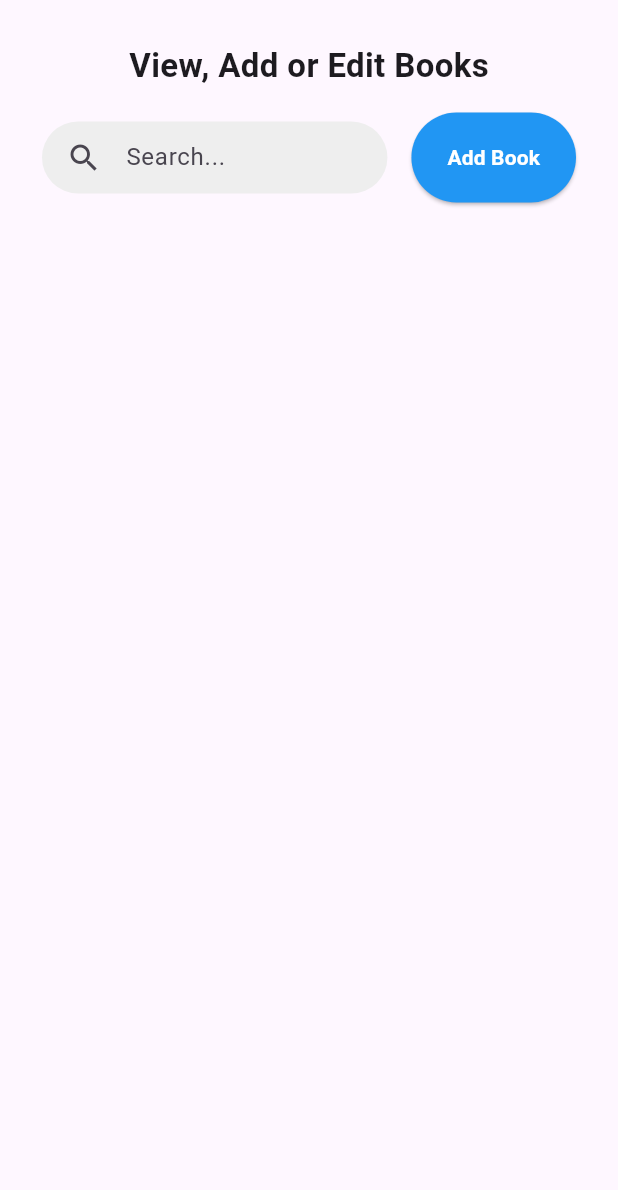
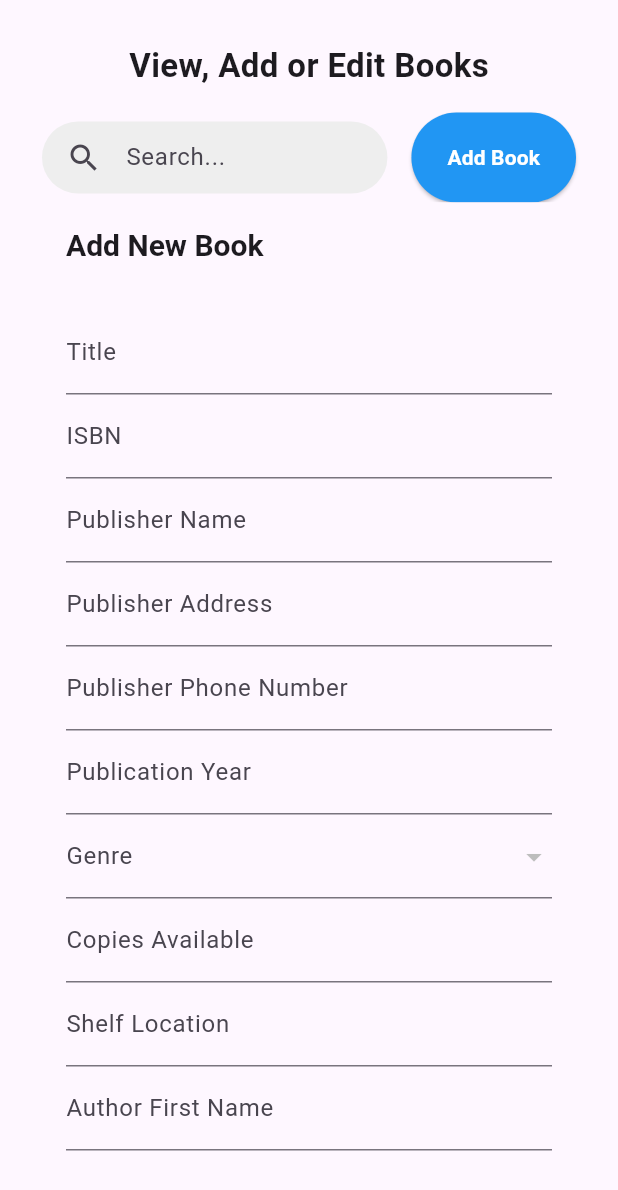
Before and after one commit to devKanyanta/library_frontend, a Flutter app: the Books widget shown alone on an empty page, opened directly, on a phone screen of 412 x 824 dp. Shown: the top 1190 px of the screen. Run offline on Flutter 3.47's test engine with Material 3 defaults, Android fonts, the phone set to English and light mode, and no system bars; our stand-ins replace go_router, responsive_builder, shared_preferences; accounts and stored records are empty; network calls fail.

Commit message:
Added functionality to add book to databse

```diff
--- /dev/null
+++ b/lib/models/author_model.dart
@@ -0,0 +1,33 @@
+class Author {
+  final String firstName;
+  final String lastName;
+  final String nationality;
+  final String dob;
+
+  Author({
+    required this.firstName,
+    required this.lastName,
+    required this.nationality,
+    required this.dob,
+  });
+
+  // Factory method to create an instance from JSON
+  factory Author.fromJson(Map<String, dynamic> json) {
+    return Author(
+      firstName: json['first_name'],
+      lastName: json['last_name'],
+      nationality: json['nationality'],
+      dob: json['dob'],
+    );
+  }
+
+  // Convert Author instance to JSON
+  Map<String, dynamic> toJson() {
+    return {
+      'first_name': firstName,
+      'last_name': lastName,
+      'nationality': nationality,
+      'dob': dob,
+    };
+  }
+}
--- /dev/null
+++ b/lib/models/book_model.dart
@@ -0,0 +1,53 @@
+import 'package:library_web/models/publisher_model.dart';
+
+import 'author_model.dart';
+
+class Book {
+  final String title;
+  final String isbn;
+  final Publisher publisher;
+  final int publicationYear;
+  final String genreId;
+  final int copiesAvailable;
+  final String shelfLocation;
+  final List<Author> authors;
+
+  Book({
+    required this.title,
+    required this.isbn,
+    required this.publisher,
+    required this.publicationYear,
+    required this.genreId,
+    required this.copiesAvailable,
+    required this.shelfLocation,
+    required this.authors,
+  });
+
+  // Factory method to create an instance from JSON
+  factory Book.fromJson(Map<String, dynamic> json) {
+    return Book(
+      title: json['title'],
+      isbn: json['isbn'],
+      publisher: Publisher.fromJson(json['publisher']),
+      publicationYear: json['publication_year'],
+      genreId: json['genre_id'],
+      copiesAvailable: json['copies_available'],
+      shelfLocation: json['shelf_location'],
+      authors: List<Author>.from(json['authors'].map((author) => Author.fromJson(author))),
+    );
+  }
+
+  // Convert Book instance to JSON
+  Map<String, dynamic> toJson() {
+    return {
+      'title': title,
+      'isbn': isbn,
+      'publisher': publisher.toJson(),
+      'publication_year': publicationYear,
+      'genre_id': genreId,
+      'copies_available': copiesAvailable,
+      'shelf_location': shelfLocation,
+      'authors': authors.map((author) => author.toJson()).toList(),
+    };
+  }
+}
--- /dev/null
+++ b/lib/models/genre_model.dart
@@ -0,0 +1,13 @@
+class Genre {
+  final int id;
+  final String name;
+
+  Genre({required this.id, required this.name});
+
+  factory Genre.fromJson(Map<String, dynamic> json) {
+    return Genre(
+      id: json['id'],
+      name: json['genre'],
+    );
+  }
+}
--- /dev/null
+++ b/lib/models/publisher_model.dart
@@ -0,0 +1,29 @@
+class Publisher {
+  final String name;
+  final String address;
+  final String phoneNumber;
+
+  Publisher({
+    required this.name,
+    required this.address,
+    required this.phoneNumber,
+  });
+
+  // Factory method to create an instance from JSON
+  factory Publisher.fromJson(Map<String, dynamic> json) {
+    return Publisher(
+      name: json['name'],
+      address: json['address'],
+      phoneNumber: json['phone_number'],
+    );
+  }
+
+  // Convert Publisher instance to JSON
+  Map<String, dynamic> toJson() {
+    return {
+      'name': name,
+      'address': address,
+      'phone_number': phoneNumber,
+    };
+  }
+}
--- /dev/null
+++ b/lib/services/book_services.dart
@@ -0,0 +1,49 @@
+import 'package:http/http.dart' as http;
+import 'dart:convert';
+
+import 'package:library_web/models/book_model.dart';
+
+class BookServices{
+  static const String baseUrl = 'http://localhost:3000'; // Replace with your actual backend URL
+
+  Future<String> addBook(Book book) async {
+    final url = Uri.parse('$baseUrl/book/new');
+
+    try {
+      // Convert the Book object to JSON string using jsonEncode
+      final response = await http.post(
+        url,
+        headers: {
+          'Content-Type': 'application/json',
+          'Accept': 'application/json',
+        },
+        body: jsonEncode(book.toJson()), // Convert the book to a JSON string
+      );
+
+      // Check for a 201 Created status code
+      if (response.statusCode == 201) {
+        // Decode the response body
+        final jsonResponse = jsonDecode(response.body);
+        return jsonResponse['message'] ?? 'Book added successfully';
+      } else {
+        // Handle specific error codes or return a generic error message
+        switch (response.statusCode) {
+          case 401:
+            throw 'Unauthorized: Invalid credentials';
+          case 404:
+            throw 'Not found: Endpoint does not exist';
+          case 409:
+            throw 'Conflict: Book already exists';
+          case 400:
+            throw 'Bad Request: Invalid data';
+          default:
+            throw 'Failed with status code: ${response.statusCode}';
+        }
+      }
+    } catch (error) {
+      return Future.error('Error: failed to upload the book. $error');
+    }
+  }
+
+
+}
--- /dev/null
+++ b/lib/widgets/add_book.dart
@@ -0,0 +1,334 @@
+import 'dart:convert';
+
+import 'package:flutter/material.dart';
+import 'package:http/http.dart' as http;
+import 'package:library_web/services/book_services.dart';
+import '../models/book_model.dart';
+import '../models/genre_model.dart';
+
+class AddBook extends StatefulWidget {
+  @override
+  _AddBook createState() => _AddBook();
+}
+
+class _AddBook extends State<AddBook> {
+  final _formKey = GlobalKey<FormState>();
+  final TextEditingController _titleController = TextEditingController();
+  final TextEditingController _isbnController = TextEditingController();
+  final TextEditingController _publisherNameController = TextEditingController();
+  final TextEditingController _publisherAddressController = TextEditingController();
+  final TextEditingController _publisherPhoneNumberController = TextEditingController();
+  final TextEditingController _publicationYearController = TextEditingController();
+  final TextEditingController _copiesAvailableController = TextEditingController();
+  final TextEditingController _shelfLocationController = TextEditingController();
+  final TextEditingController _authorFirstNameController = TextEditingController();
+  final TextEditingController _authorLastNameController = TextEditingController();
+  final TextEditingController _authorNationalityController = TextEditingController();
+  final TextEditingController _authorDobController = TextEditingController();
+
+  String? _selectedGenre;
+  List<Genre> _genres = []; // Example genres
+
+  @override
+  void initState() {
+    super.initState();
+    _fetchGenres(); // Fetch genres when the form is initialized
+  }
+
+  Future<void> _fetchGenres() async {
+    final response = await http.get(Uri.parse('http://localhost:3000/genres'));
+
+    if (response.statusCode == 200) {
+      final Map<String, dynamic> jsonResponse = jsonDecode(response.body);
+
+      print(response.body);
+
+      // Assuming genres are wrapped inside a 'genres' key
+      final List<dynamic> genreList = jsonResponse['genres']; // Extract the list
+
+      setState(() {
+        _genres = genreList.map((json) => Genre.fromJson(json)).toList();
+      });
+    } else {
+      throw Exception('Failed to load genres');
+    }
+  }
+
+  @override
+  Widget build(BuildContext context) {
+    return Scaffold(
+      appBar: AppBar(
+        title: const Text('Add New Book',
+        style: TextStyle(
+          fontWeight: FontWeight.bold,
+          fontSize: 20
+        ),),
+      ),
+      body: Padding(
+        padding: const EdgeInsets.all(16.0),
+        child: Form(
+          key: _formKey,
+          child: SingleChildScrollView(
+            child: Column(
+              crossAxisAlignment: CrossAxisAlignment.start,
+              children: [
+                // Title Field
+                TextFormField(
+                  controller: _titleController,
+                  decoration: const InputDecoration(labelText: 'Title'),
+                  validator: (value) {
+                    if (value == null || value.isEmpty) {
+                      return 'Please enter the book title';
+                    }
+                    return null;
+                  },
+                ),
+
+                // ISBN Field
+                TextFormField(
+                  controller: _isbnController,
+                  decoration: InputDecoration(labelText: 'ISBN'),
+                  validator: (value) {
+                    if (value == null || value.isEmpty) {
+                      return 'Please enter the ISBN';
+                    }
+                    return null;
+                  },
+                ),
+
+                // Publisher Name Field
+                TextFormField(
+                  controller: _publisherNameController,
+                  decoration: InputDecoration(labelText: 'Publisher Name'),
+                  validator: (value) {
+                    if (value == null || value.isEmpty) {
+                      return 'Please enter the publisher name';
+                    }
+                    return null;
+                  },
+                ),
+
+                // Publisher Address Field
+                TextFormField(
+                  controller: _publisherAddressController,
+                  decoration: InputDecoration(labelText: 'Publisher Address'),
+                  validator: (value) {
+                    if (value == null || value.isEmpty) {
+                      return 'Please enter the publisher address';
+                    }
+                    return null;
+                  },
+                ),
+
+                // Publisher Phone Number Field
+                TextFormField(
+                  controller: _publisherPhoneNumberController,
+                  decoration: InputDecoration(labelText: 'Publisher Phone Number'),
+                  keyboardType: TextInputType.phone,
+                  validator: (value) {
+                    if (value == null || value.isEmpty) {
+                      return 'Please enter the publisher phone number';
+                    }
+                    return null;
+                  },
+                ),
+
+                // Publication Year Field
+                TextFormField(
+                  controller: _publicationYearController,
+                  decoration: InputDecoration(labelText: 'Publication Year'),
+                  keyboardType: TextInputType.number,
+                  validator: (value) {
+                    if (value == null || value.isEmpty) {
+                      return 'Please enter the publication year';
+                    }
+                    return null;
+                  },
+                ),
+
+                // Genre Dropdown
+                DropdownButtonFormField<int>(
+                  decoration: InputDecoration(labelText: 'Genre'),
+                  value: _selectedGenre == null ? null : int.tryParse(_selectedGenre!),
+                  items: _genres.map((Genre genre) {
+                    return DropdownMenuItem<int>(
+                      value: genre.id,
+                      child: Text(genre.name),
+                    );
+                  }).toList(),
+                  onChanged: (newValue) {
+                    setState(() {
+                      _selectedGenre = newValue.toString();
+                    });
+                  },
+                  validator: (value) {
+                    if (value == null) {
+                      return 'Please select a genre';
+                    }
+                    return null;
+                  },
+                ),
+
+                // Copies Available Field
+                TextFormField(
+                  controller: _copiesAvailableController,
+                  decoration: InputDecoration(labelText: 'Copies Available'),
+                  keyboardType: TextInputType.number,
+                  validator: (value) {
+                    if (value == null || value.isEmpty) {
+                      return 'Please enter the number of copies available';
+                    }
+                    return null;
+                  },
+                ),
+
+                // Shelf Location Field
+                TextFormField(
+                  controller: _shelfLocationController,
+                  decoration: InputDecoration(labelText: 'Shelf Location'),
+                  validator: (value) {
+                    if (value == null || value.isEmpty) {
+                      return 'Please enter the shelf location';
+                    }
+                    return null;
+                  },
+                ),
+
+                // Author First Name Field
+                TextFormField(
+                  controller: _authorFirstNameController,
+                  decoration: InputDecoration(labelText: 'Author First Name'),
+                  validator: (value) {
+                    if (value == null || value.isEmpty) {
+                      return 'Please enter the author\'s first name';
+                    }
+                    return null;
+                  },
+                ),
+
+                // Author Last Name Field
+                TextFormField(
+                  controller: _authorLastNameController,
+                  decoration: InputDecoration(labelText: 'Author Last Name'),
+                  validator: (value) {
+                    if (value == null || value.isEmpty) {
+                      return 'Please enter the author\'s last name';
+                    }
+                    return null;
+                  },
+                ),
+
+                // Author Nationality Field
+                TextFormField(
+                  controller: _authorNationalityController,
+                  decoration: InputDecoration(labelText: 'Author Nationality'),
+                  validator: (value) {
+                    if (value == null || value.isEmpty) {
+                      return 'Please enter the author\'s nationality';
+                    }
+                    return null;
+                  },
+                ),
+
+                // Author DOB Field
+                TextFormField(
+                  controller: _authorDobController,
+                  decoration: InputDecoration(labelText: 'Author DOB (YYYY-MM-DD)'),
+                  validator: (value) {
+                    if (value == null || value.isEmpty) {
+                      return 'Please enter the author\'s date of birth';
+                    }
+                    return null;
+                  },
+                ),
+                const SizedBox(
+                  height: 20,
+                ),
+                // Submit Button
+                ElevatedButton(
+                  style: ElevatedButton.styleFrom(
+                    backgroundColor: Colors.blue,
+                    padding: EdgeInsets.symmetric(vertical: 20, horizontal: 16)
+                  ),
+                  onPressed: () {
+                    if (_formKey.currentState!.validate()) {
+                      // Form is valid, proceed to submit data
+                      _submitBook();
+                    }
+                  },
+                  child: const Text(
+                      'Add Book',
+                    style: TextStyle(
+                      color: Colors.white,
+                      fontWeight: FontWeight.bold
+                    ),
+                  ),
+                ),
+              ],
+            ),
+          ),
+        ),
+      ),
+    );
+  }
+
+  void _submitBook() async{
+    // Create a JSON object from form data
+    final bookJson = {
+      "title": _titleController.text,
+      "isbn": _isbnController.text,
+      "publisher": {
+        "name": _publisherNameController.text,
+        "address": _publisherAddressController.text,
+        "phone_number": _publisherPhoneNumberController.text,
+      },
+      "publication_year": int.parse(_publicationYearController.text),
+      "genre_id": _selectedGenre, // Assuming genres are indexed from 1
+      "copies_available": int.parse(_copiesAvailableController.text),
+      "shelf_location": _shelfLocationController.text,
+      "authors": [
+        {
+          "first_name": _authorFirstNameController.text,
+          "last_name": _authorLastNameController.text,
+          "nationality": _authorNationalityController.text,
+          "dob": _authorDobController.text,
+        }
+      ]
+    };
+    Book book = Book.fromJson(bookJson);
+    String response = '';
+
+    try{
+      String uploadBook = await BookServices().addBook(book);
+
+      response = uploadBook;
+
+      ScaffoldMessenger.of(context).showSnackBar(
+        SnackBar(content: Text(response)),
+      );
+
+    }catch(e){
+      ScaffoldMessenger.of(context).showSnackBar(
+        SnackBar(content: Text('Error: $e')),
+      );
+    }
+  }
+
+  @override
+  void dispose() {
+    // Dispose controllers when the form is closed
+    _titleController.dispose();
+    _isbnController.dispose();
+    _publisherNameController.dispose();
+    _publisherAddressController.dispose();
+    _publisherPhoneNumberController.dispose();
+    _publicationYearController.dispose();
+    _copiesAvailableController.dispose();
+    _shelfLocationController.dispose();
+    _authorFirstNameController.dispose();
+    _authorLastNameController.dispose();
+    _authorNationalityController.dispose();
+    _authorDobController.dispose();
+    super.dispose();
+  }
+}
--- a/lib/widgets/books.dart
+++ b/lib/widgets/books.dart
@@ -1,4 +1,5 @@
 import 'package:flutter/material.dart';
+import 'package:library_web/widgets/add_book.dart';
 
 class Books extends StatefulWidget {
   const Books({super.key});
@@ -82,7 +83,8 @@ class _BooksState extends State<Books> {
                 ),
               )
             ],
-          )
+          ),
+          Expanded(child: AddBook())
         ],
       ),
     );
```
